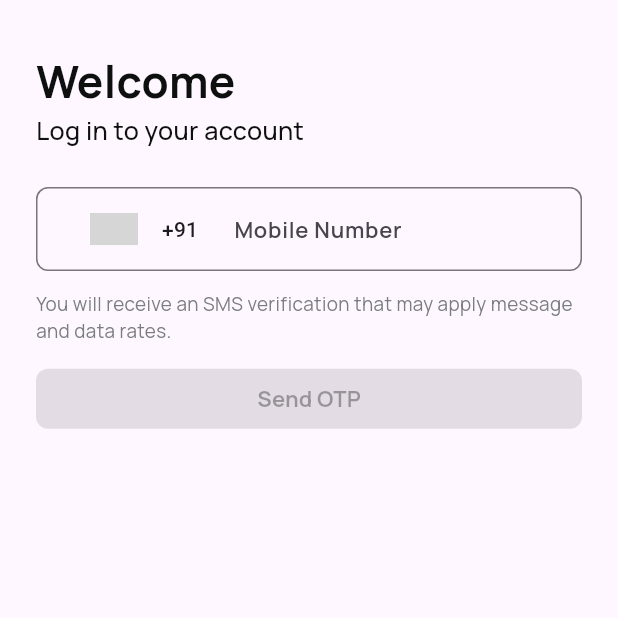
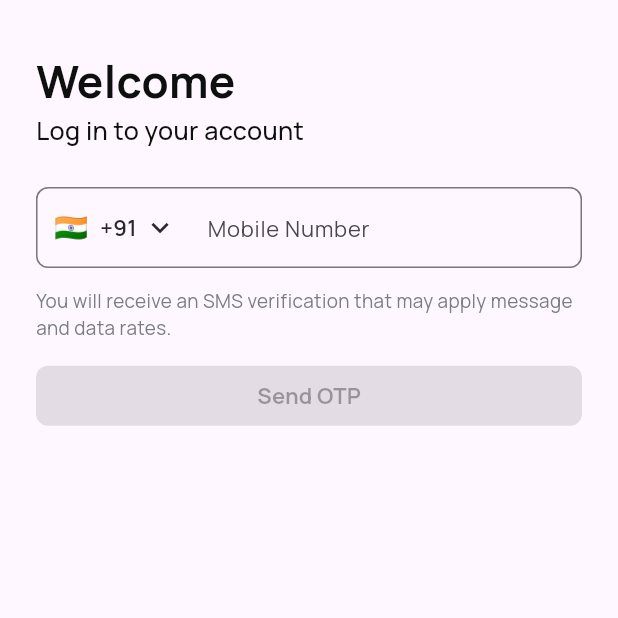
Before and after one commit to pkumarmshetty/xplor-bap, a Flutter app: the screen it shows after launch, on a phone screen of 412 x 824 dp, the top half of it. Run offline on Flutter 3.47's test engine with Material 3 defaults, Android fonts, the light colour scheme and no system bars; drawn by our look-alikes of country_code_picker, intl_phone_field; our stand-ins replace bloc, connectivity_plus, dio, equatable, flutter_animate, flutter_bloc and 6 more; grey boxes are pictures that could not be loaded.

Commit message:
Integrate country code picker

```diff
--- a/lib/features/on_boarding/presentation/blocs/phone_bloc/phone_bloc.dart
+++ b/lib/features/on_boarding/presentation/blocs/phone_bloc/phone_bloc.dart
@@ -21,11 +21,12 @@ class PhoneBloc extends Bloc<PhoneEvent, PhoneState> {
 
   Future<void> _onCountryCodeChange(
       CountryCodeEvent event, Emitter<PhoneState> emit) async {
-    countryCode = event.countryCode.dialCode!;
+    countryCode = event.countryCode;
   }
 
   _validatePhoneNumber(CheckPhoneEvent event, Emitter<PhoneState> emit) {
     if (_checkPhone(event.phone.trim())) {
+      print("event.phone  ${event.phone}");
       emit(PhoneValidState());
     } else {
       emit(PhoneInvalidState());
--- a/lib/features/on_boarding/presentation/blocs/phone_bloc/phone_event.dart
+++ b/lib/features/on_boarding/presentation/blocs/phone_bloc/phone_event.dart
@@ -21,5 +21,5 @@ class CheckPhoneEvent extends PhoneEvent {
 class CountryCodeEvent extends PhoneEvent {
   const CountryCodeEvent({required this.countryCode});
 
-  final CountryCode countryCode;
+  final String countryCode;
 }
--- a/lib/features/on_boarding/presentation/pages/sign_in/sign_in_view.dart
+++ b/lib/features/on_boarding/presentation/pages/sign_in/sign_in_view.dart
@@ -3,7 +3,11 @@ import 'package:flutter/material.dart';
 import 'package:flutter/services.dart';
 import 'package:flutter_bloc/flutter_bloc.dart';
 import 'package:flutter_screenutil/flutter_screenutil.dart';
+import 'package:flutter_svg/svg.dart';
 import 'package:google_fonts/google_fonts.dart';
+import 'package:intl_phone_field/countries.dart';
+import 'package:intl_phone_field/country_picker_dialog.dart';
+import 'package:intl_phone_field/intl_phone_field.dart';
 import '../../../../../utils/app_colors.dart';
 
 import '../../../../../utils/widgets/loading_animation.dart';
@@ -32,6 +36,12 @@ class _SignInViewState extends State<SignInView> {
   bool isValid = false;
 
   final TextEditingController mobileNumberController = TextEditingController();
+
+  @override
+  void initState() {
+    context.read<PhoneBloc>().add(const CountryCodeEvent(countryCode: "+91"));
+    super.initState();
+  }
 
   // Inside the build method of your StatefulWidget
   @override
@@ -79,7 +89,7 @@ class _SignInViewState extends State<SignInView> {
       children: [
         const WelcomeContentWidget(),
         AppDimensions.large.vSpace(),
-        _buildPhoneNumberForm(context),
+        _buildPhoneNumberForm(),
         AppDimensions.smallXL.vSpace(),
         if (state is FailurePhoneState)
           Column(
@@ -116,36 +126,75 @@ class _SignInViewState extends State<SignInView> {
   }
 
   /// Builds the phone number input form field.
-  Widget _buildPhoneNumberForm(BuildContext context) {
-    return TextFormField(
+  Widget _buildPhoneNumberForm() {
+    return IntlPhoneField(
       controller: mobileNumberController,
-      keyboardType: TextInputType.phone,
+      pickerDialogStyle: PickerDialogStyle(
+          countryCodeStyle: GoogleFonts.manrope(
+              fontSize: 12.sp,
+              fontWeight: FontWeight.w600,
+              color: AppColors.countryCodeColor),
+          countryNameStyle: GoogleFonts.manrope(
+              fontSize: 12.sp,
+              fontWeight: FontWeight.w600,
+              color: AppColors.countryCodeColor),
+          listTileDivider: const SizedBox(),
+          listTilePadding:
+              const EdgeInsets.symmetric(horizontal: 16, vertical: 0),
+          padding: const EdgeInsets.all(12),
+          searchFieldPadding:
+              const EdgeInsets.only(left: 8, right: 8, top: 20, bottom: 8),
+          searchFieldInputDecoration: InputDecoration(
+              hintText: "Search any country...",
+              hintStyle: GoogleFonts.manrope(
+                  fontSize: 12.sp,
+                  fontWeight: FontWeight.w600,
+                  color: AppColors.countryCodeColor),
+              prefixIcon: const Icon(
+                Icons.search,
+                size: 24,
+              ),
+              suffixIcon: GestureDetector(
+                child: const Icon(Icons.cancel),
+                onTap: () {
+                  Navigator.of(context).pop();
+                },
+              )),
+          width: double.infinity),
+      flagsButtonPadding: const EdgeInsets.all(8),
+      dropdownIconPosition: IconPosition.trailing,
+      dropdownTextStyle: GoogleFonts.manrope(
+          fontSize: 14.sp,
+          fontWeight: FontWeight.w600,
+          color: AppColors.countryCodeColor),
+      style: GoogleFonts.manrope(
+          fontSize: 14.sp,
+          fontWeight: FontWeight.w600,
+          color: AppColors.countryCodeColor),
+      onCountryChanged: (Country country) {
+        context
+            .read<PhoneBloc>()
+            .add(CountryCodeEvent(countryCode: "+${country.dialCode}"));
+        context
+            .read<PhoneBloc>()
+            .add(CheckPhoneEvent(phone: mobileNumberController.text));
+      },
+      disableLengthCheck: true,
       inputFormatters: [
         LengthLimitingTextInputFormatter(12),
         FilteringTextInputFormatter.digitsOnly, // Allow only digits
         PhoneNumberFormatter(),
       ],
+      dropdownIcon: Icon(
+        Icons.keyboard_arrow_down,
+        size: 22.w,
+        color: AppColors.countryCodeColor,
+      ),
       decoration: InputDecoration(
         hintText: 'Mobile Number',
         hintStyle:
-            GoogleFonts.manrope(fontSize: 14.sp, fontWeight: FontWeight.w600),
-        prefixIcon: CountryCodePicker(
-          onInit: (val) => context
-              .read<PhoneBloc>()
-              .add(CountryCodeEvent(countryCode: val!)),
-          onChanged: (val) {
-            context.read<PhoneBloc>().add(CountryCodeEvent(countryCode: val));
-            context
-                .read<PhoneBloc>()
-                .add(CheckPhoneEvent(phone: mobileNumberController.text));
-          },
-          initialSelection: 'IN',
-          favorite: const ['+91'],
-          showCountryOnly: false,
-          showDropDownButton: false,
-          showOnlyCountryWhenClosed: false,
-          alignLeft: false,
-        ),
+            GoogleFonts.manrope(fontSize: 14.sp, fontWeight: FontWeight.w400),
+
         border: const OutlineInputBorder(
           borderRadius: BorderRadius.all(Radius.circular(8.0)),
           borderSide: BorderSide(color: AppColors.hintColor),
@@ -158,8 +207,9 @@ class _SignInViewState extends State<SignInView> {
         contentPadding: const EdgeInsets.symmetric(
             vertical: AppDimensions.medium), // Height of the TextFormField
       ),
-      onChanged: (val) =>
-          context.read<PhoneBloc>().add(CheckPhoneEvent(phone: val.trim())),
+      initialCountryCode: 'IN',
+      onChanged: (phone) =>
+          context.read<PhoneBloc>().add(CheckPhoneEvent(phone: phone.number)),
     );
   }
 }
--- a/pubspec.yaml
+++ b/pubspec.yaml
@@ -62,6 +62,8 @@ dependencies:
   bloc_test: ^9.1.7
   #mockito
   mockito: ^5.4.4
+  #Country code picker
+  intl_phone_field:
 
 dev_dependencies:
   flutter_test:
```
Also changed, not shown: assets/drop_down.svg (added), pubspec.lock.
